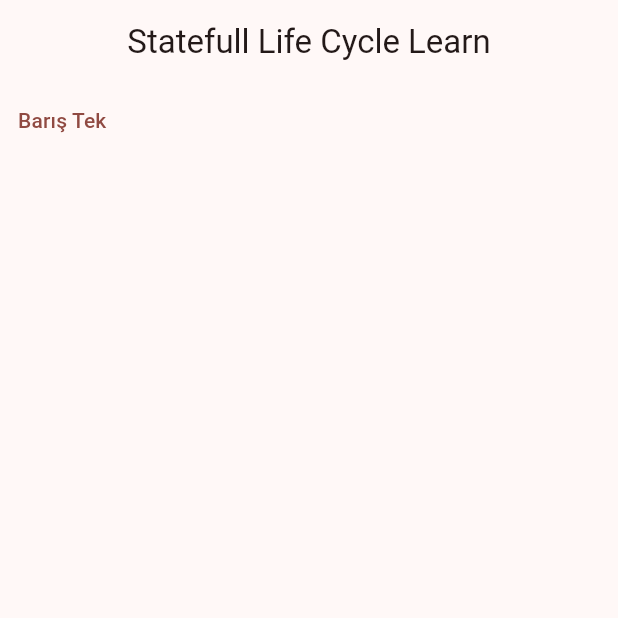
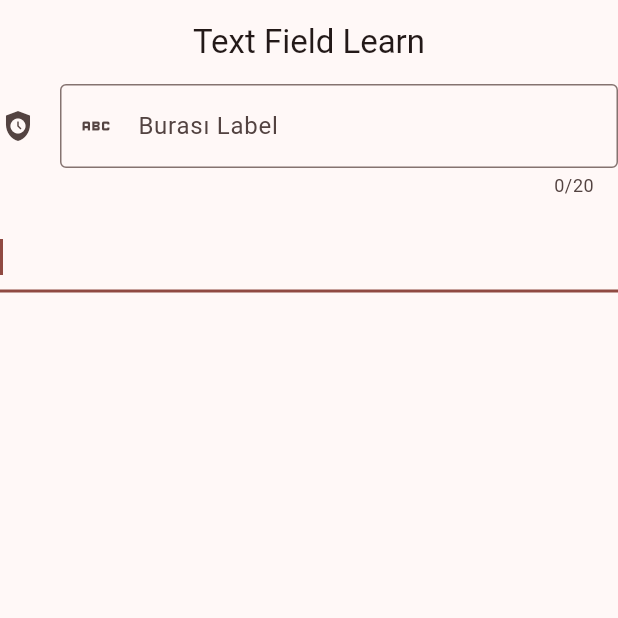
Before and after one commit to barisbalcikoca1/myFlutterLearn, a Flutter app: the screen it shows after launch, on a phone screen of 412 x 824 dp, the top half of it. Run offline on Flutter 3.47's test engine with Material 3 defaults, Android fonts, the phone set to English and light mode, and no system bars.

Commit message:
Text Field ve özelliklerin bir kısmı

```diff
--- a/lib/101/statefull_life_cycle_learn.dart
+++ b/lib/101/statefull_life_cycle_learn.dart
@@ -28,6 +28,14 @@ class _StatefullLifeCycleLearnState extends State<StatefullLifeCycleLearn> {
   }
 
   @override
+  void dispose() {
+    //Bu sayfadan çıkıldığı anı söyler. Mesela sayfalar arasında geçiş yaparken bu sayfadan diğer sayfaya geçiş yaptığımda bu olduğum sayafaya dispose koyarsam
+    //Diğer sayfaya geçmemle birlikte dispose çalışır.
+    //Sayfanın öldüğü andır.
+    super.dispose();
+  }
+
+  @override
   Widget build(BuildContext context) {
     return Scaffold(
         appBar: AppBar(
--- /dev/null
+++ b/lib/101/text_field_learn.dart
@@ -0,0 +1,45 @@
+import 'package:flutter/material.dart';
+
+class TextFieldLearn extends StatefulWidget {
+  const TextFieldLearn({super.key});
+
+  @override
+  State<TextFieldLearn> createState() => _TextFieldLearnState();
+}
+
+class _TextFieldLearnState extends State<TextFieldLearn> {
+  @override
+  Widget build(BuildContext context) {
+    return Scaffold(
+      appBar: AppBar(
+        title: const Text("Text Field Learn"),
+      ),
+      body: const Column(
+        children: [
+          TextField(
+            maxLength: 20, //daha fazla karakter giremez
+            cursorErrorColor: Colors.black,
+            keyboardType: TextInputType
+                .number, //keyboardType giriş tipini number yaptım fakat .,-space kullanılmaktadır
+            decoration: InputDecoration(
+                icon: Icon(Icons.safety_check),
+                //textfield dışına sola icon koymaya yarıyor.
+                errorMaxLines: 4,
+                prefixIcon: Icon(Icons //ınputText içerisi
+                    .abc), //Input decoration adı altında PrefixIcon kullanıcının sol tarafına icon koymasını sağlar
+                border: OutlineInputBorder(),
+                label: Text("Burası Label"),
+                //labelText: "Label Text",
+                hintText: "Hint kısmı"), //Bir kutu içerinde olmasını istiyorsak
+          ),
+          SizedBox(
+            height: 15,
+          ),
+          TextField(
+            autofocus: true,
+          )
+        ],
+      ),
+    );
+  }
+}
--- a/lib/main.dart
+++ b/lib/main.dart
@@ -1,5 +1,5 @@
 import 'package:flutter/material.dart';
-import 'package:flutter_learn/101/statefull_life_cycle_learn.dart';
+import 'package:flutter_learn/101/text_field_learn.dart';
 
 void main() {
   runApp(const MyApp());
@@ -24,8 +24,6 @@ class MyApp extends StatelessWidget {
               centerTitle:
                   true), //bu uygulamada oluşcak tüm app barlar ortadan başlayacak default false Android için
         ),
-        home: const StatefullLifeCycleLearn(
-          messages: "Barış",
-        ));
+        home: const TextFieldLearn());
   }
 }
```
